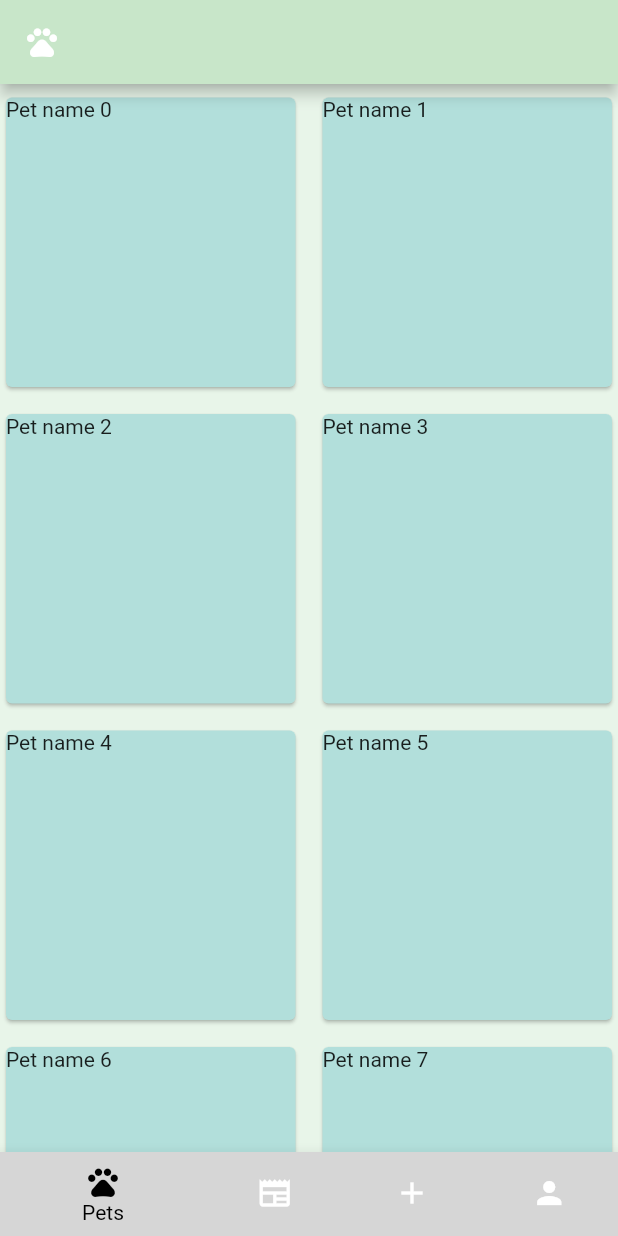
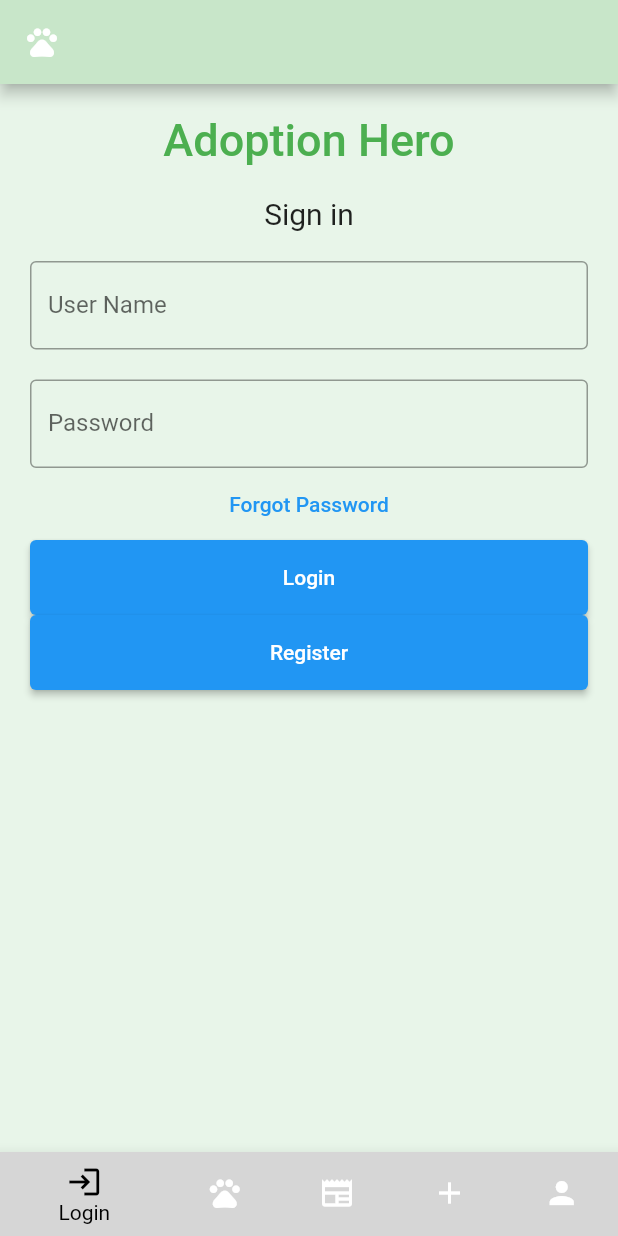
Before and after one commit to youngruiz/AdoptionHero, a Flutter app: the screen it shows after launch, on a phone screen of 412 x 824 dp. Run offline on Flutter 3.47's test engine with Material 2 defaults, Android fonts, the phone set to English and light mode, and no system bars; our stand-ins replace firebase_core; missing offline and left inert: cloud_firestore_web, firebase_auth_web, firebase_core_web, firebase_storage_web; accounts and stored records are empty.

```diff
--- a/lib/main.dart
+++ b/lib/main.dart
@@ -7,6 +7,8 @@ import 'screens/pets.dart';
 import 'screens/news.dart';
 import 'screens/add_pet.dart';
 import 'screens/news_article.dart';
+import 'screens/login.dart';
+import 'screens/register.dart';
 
 void main() async {
   WidgetsFlutterBinding.ensureInitialized();
@@ -22,6 +24,8 @@ class MyApp extends StatelessWidget {
 
 
   static final routes = {
+        '/': (context) => const LoginWidget(),
+        '/register': (context) => const RegisterWidget(),
         News.routeName: (context) => News(),
         NewsArticle.routeName: (context) => NewsArticle(),
         Pets.routeName: (context) => Pets(),
@@ -30,6 +34,7 @@ class MyApp extends StatelessWidget {
 
 
   static const String _title = 'Flutter Code Sample';
+  initialRoute = '/';
 
   @override
   Widget build(BuildContext context) {
@@ -53,6 +58,7 @@ class _MyStatefulWidgetState extends State<MyStatefulWidget> {
   static const TextStyle optionStyle =
       TextStyle(fontSize: 30, fontWeight: FontWeight.bold);
   static const List<Widget> _widgetOptions = <Widget>[
+    LoginWidget(),
     Pets(),
     News(),
     AddPetTabBodyWidget(),
@@ -78,6 +84,11 @@ class _MyStatefulWidgetState extends State<MyStatefulWidget> {
       ),
       bottomNavigationBar: BottomNavigationBar(
         items: <BottomNavigationBarItem>[
+          BottomNavigationBarItem(
+            icon: Icon(Icons.login),
+            label: 'Login',
+            backgroundColor: Colors.grey[350],
+          ),
           BottomNavigationBarItem(
             icon: Icon(Icons.pets),
             label: 'Pets',
--- /dev/null
+++ b/lib/screens/login.dart
@@ -0,0 +1,81 @@
+import 'package:flutter/material.dart';
+import 'package:adoption_hero/main.dart';
+import 'package:adoption_hero/screens/register.dart';
+
+class LoginWidget extends StatelessWidget {
+  const LoginWidget({Key? key}) : super(key: key);
+  //TextEditingController nameController = TextEditingController();
+  //TextEditingController passwordController = TextEditingController();
+
+  @override
+  Widget build(BuildContext context) {
+    return Padding(
+        padding: const EdgeInsets.all(10),
+        child: ListView(
+          children: <Widget>[
+            Container(
+                alignment: Alignment.center,
+                padding: const EdgeInsets.all(10),
+                child: const Text(
+                  'Adoption Hero',
+                  style: TextStyle(
+                      color: Colors.green,
+                      fontWeight: FontWeight.w500,
+                      fontSize: 30),
+                )),
+            Container(
+                alignment: Alignment.center,
+                padding: const EdgeInsets.all(10),
+                child: const Text(
+                  'Sign in',
+                  style: TextStyle(fontSize: 20),
+                )),
+            Container(
+              padding: const EdgeInsets.all(10),
+              child: TextField(
+                //controller: nameController,
+                decoration: const InputDecoration(
+                  border: OutlineInputBorder(),
+                  labelText: 'User Name',
+                ),
+              ),
+            ),
+            Container(
+              padding: const EdgeInsets.fromLTRB(10, 10, 10, 0),
+              child: TextField(
+                obscureText: true,
+                //controller: passwordController,
+                decoration: const InputDecoration(
+                  border: OutlineInputBorder(),
+                  labelText: 'Password',
+                ),
+              ),
+            ),
+            TextButton(
+              onPressed: () {
+                // forgot password screen
+              },
+              child: const Text('Forgot Password',),
+            ),
+            Container(
+                height: 50,
+                padding: const EdgeInsets.fromLTRB(10, 0, 10, 0),
+                child: ElevatedButton(
+                  child: const Text('Login'),
+                  onPressed: () {
+                  },
+                )
+            ),
+            Container(
+                height: 50,
+                padding: const EdgeInsets.fromLTRB(10, 0, 10, 0),
+                child: ElevatedButton(
+                  child: const Text('Register'),
+                  onPressed: () {
+                  },
+                )
+            ),
+          ],
+        ));
+  }
+}
```
Also changed, not shown: lib/screens/register.dart (added, +89 -0 lines).
